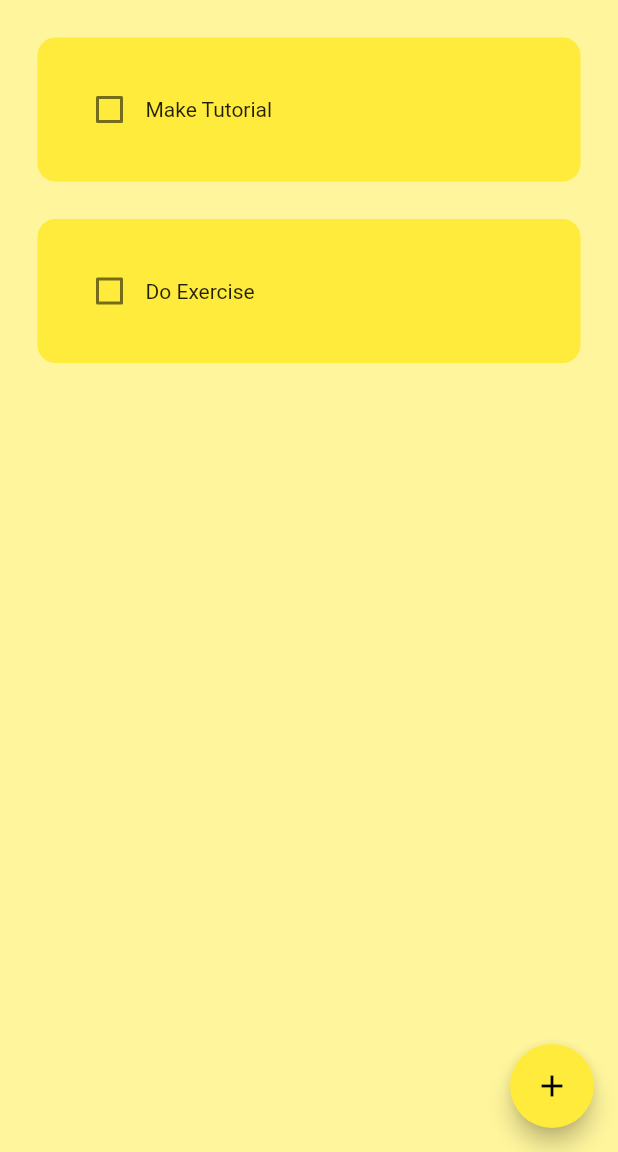
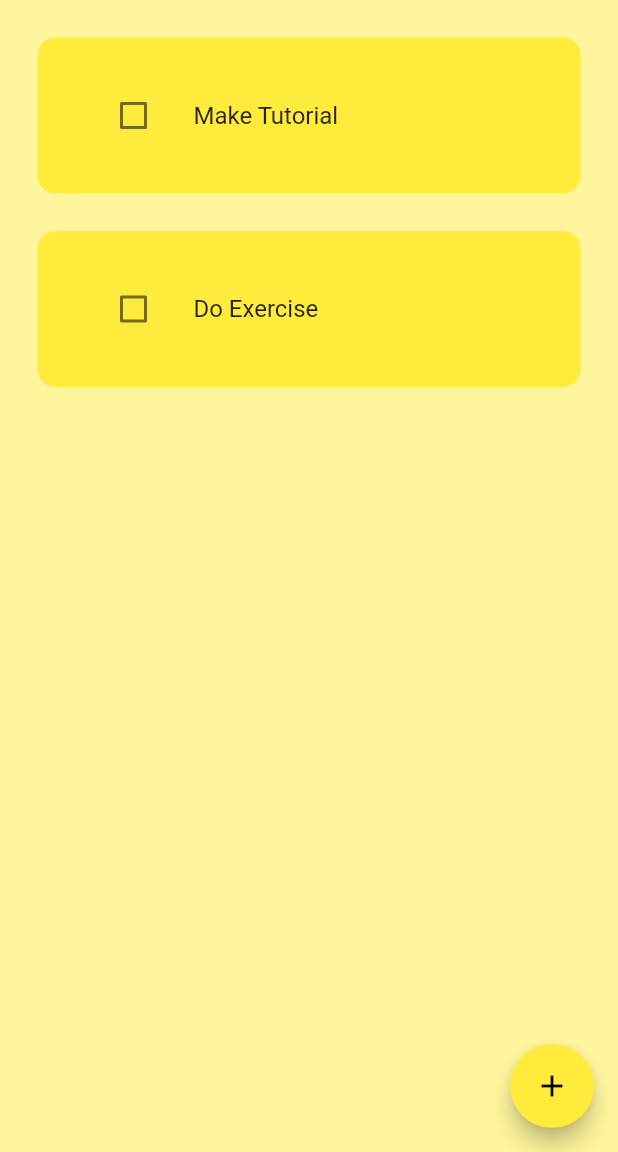
Before and after one commit to mitchkoko/ToDoFlutter, a Flutter app: the screen it shows after launch, on a phone screen of 412 x 824 dp, the part 84-1236 px from its top. Run offline on Flutter 3.47's test engine with Material 2 defaults, Android fonts, the phone set to English and light mode, and no system bars; drawn by our look-alikes of flutter_slidable; our stand-ins replace hive_flutter; accounts and stored records are empty.

Commit message:
Fixes renderFlex overflow in todo_tile
Replaced Row with ListTile to fix renderflex overflow issues

```diff
--- a/lib/util/todo_tile.dart
+++ b/lib/util/todo_tile.dart
@@ -32,22 +32,18 @@ class ToDoTile extends StatelessWidget {
           ],
         ),
         child: Container(
-          padding: EdgeInsets.all(24),
-          decoration: BoxDecoration(
-            color: Colors.yellow,
-            borderRadius: BorderRadius.circular(12),
-          ),
-          child: Row(
-            children: [
-              // checkbox
-              Checkbox(
+            padding: EdgeInsets.all(24),
+            decoration: BoxDecoration(
+              color: Colors.yellow,
+              borderRadius: BorderRadius.circular(12),
+            ),
+            child: ListTile(
+              leading: Checkbox(
                 value: taskCompleted,
                 onChanged: onChanged,
                 activeColor: Colors.black,
               ),
-
-              // task name
-              Text(
+              title: Text(
                 taskName,
                 style: TextStyle(
                   decoration: taskCompleted
@@ -55,9 +51,7 @@ class ToDoTile extends StatelessWidget {
                       : TextDecoration.none,
                 ),
               ),
-            ],
-          ),
-        ),
+            )),
       ),
     );
   }
```
